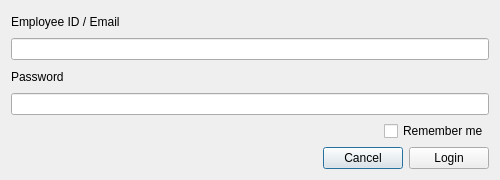
Before: the Qt Designer form KairosQt/design/logindialog.ui in thanhdung96/KairosConsole, drawn with Qt 5.
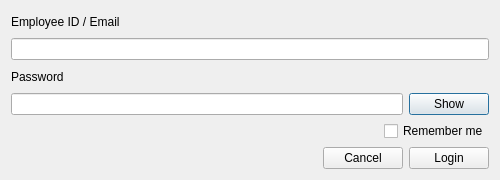
After: the same form once the commit is applied.

Patch:
```diff
--- a/KairosQt/design/logindialog.ui
+++ b/KairosQt/design/logindialog.ui
@@ -46,11 +46,22 @@
       </widget>
      </item>
      <item>
+      <layout class="QHBoxLayout" name="horizontalLayout_3">
+       <item>
       <widget class="QLineEdit" name="txtPassword">
        <property name="echoMode">
         <enum>QLineEdit::Password</enum>
        </property>
       </widget>
+       </item>
+       <item>
+        <widget class="QPushButton" name="btnShowPassword">
+         <property name="text">
+          <string>Show</string>
+         </property>
+        </widget>
+       </item>
+      </layout>
      </item>
     </layout>
    </item>
```
Lines whose indentation alone changed are shown as unchanged.
